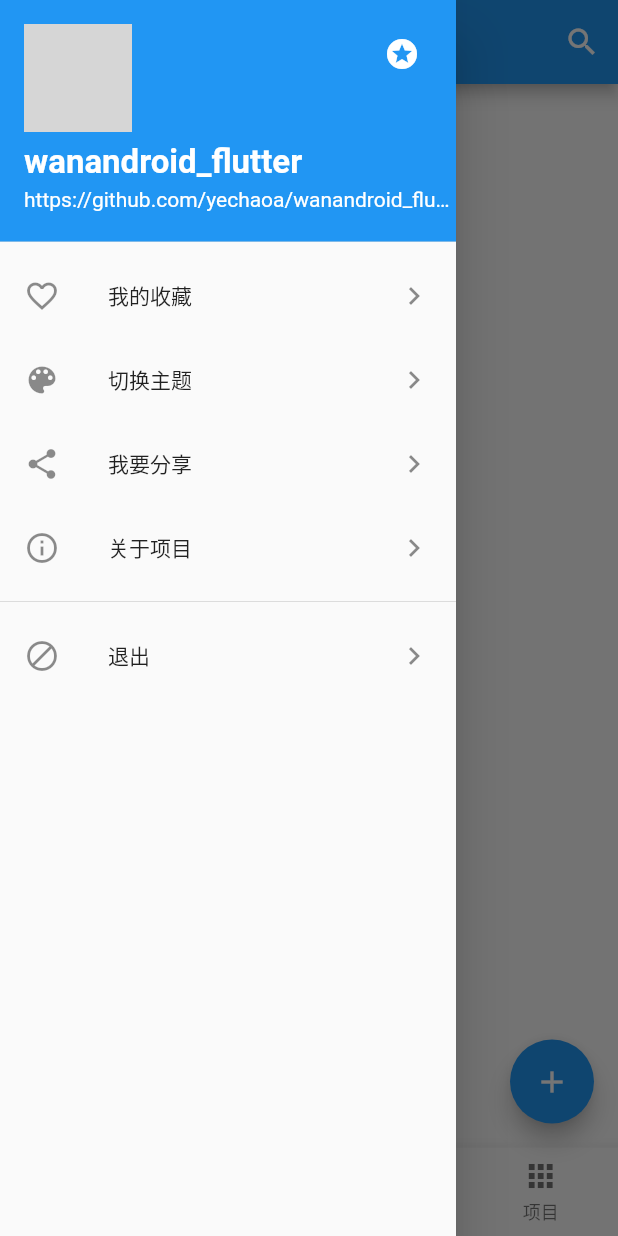
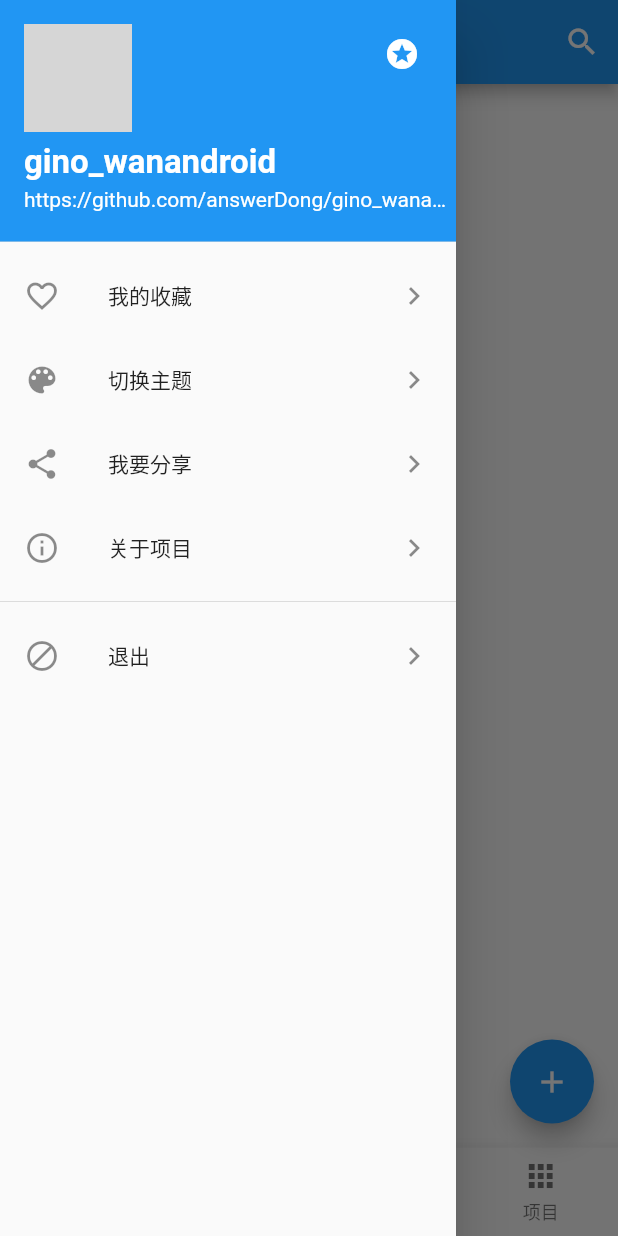
Before and after one commit to answerDong/gino_wanandroid, a Flutter app: the screen it shows after launch, with the side drawer open, on a phone screen of 412 x 824 dp. Run offline on Flutter 3.47's test engine with Material 2 defaults, Android fonts, the phone set to English and light mode, and no system bars; drawn by our look-alikes of easy_refresh; our stand-ins replace card_swiper, cookie_jar, dio, dio_cookie_manager, fluttertoast, share_plus and 3 more; missing offline and left inert: webview_flutter_android; network calls fail; grey boxes are pictures that could not be loaded.

Commit message:
更新其他剩余文件
剩余文件

```diff
--- a/gino_wanandroid/lib/http/http_utils.dart
+++ b/gino_wanandroid/lib/http/http_utils.dart
@@ -25,7 +25,7 @@ class HttpUitls {
 
     //添加配置  cookies管理  拦截器
     dio = Dio(options);
-    // dio.interceptors.add(CookieManager(CookieJar()));
+    dio.interceptors.add(CookieManager(CookieJar()));
     // dio.interceptors.add(InterceptorsWrapper(onRequest: (
     //   options,
     //   handler,
--- a/gino_wanandroid/lib/main.dart
+++ b/gino_wanandroid/lib/main.dart
@@ -224,8 +224,7 @@ class _MyHomePageState extends State<MyHomePage> {
             trailing: Icon(Icons.chevron_right),
             onTap: () {
               Navigator.of(context).pop();
-              Share.share(
-                  '【玩安卓Flutter版】\nhttps://github.com/yechaoa/wanandroid_flutter');
+              Share.share('【玩安卓Flutter版】\nhttps://github.com/answerDong/gino_wanandroid');
             },
           ),
           ListTile(
@@ -370,10 +369,10 @@ class _MyHomePageState extends State<MyHomePage> {
                       color: GinoColors.themeColor[position]["primaryColor"],
                     ),
                     onTap: () async {
+                      //没有实现，改成用provider比较懒，懒得弄了。之后使用get实现。
                       // Provide.value<ThemeProvide>(context).setTheme(position);
                       // //存储主题下标
-                      // SharedPreferences sp =
-                      //     await SharedPreferences.getInstance();
+                      // SharedPreferences sp = await SharedPreferences.getInstance();
                       // sp.setInt("themeIndex", position);
                       // Navigator.of(context).pop();
                     },
--- a/gino_wanandroid/lib/pages/about_pages.dart
+++ b/gino_wanandroid/lib/pages/about_pages.dart
@@ -73,10 +73,7 @@ class AboutPage extends StatelessWidget {
             ],
             flexibleSpace: FlexibleSpaceBar(
               //background: Image.asset("images/a.jpg", fit: BoxFit.fill),
-              background: Image.network(
-                  "https://avatars3.githubusercontent.com/u/19725223?s=400&u=f399a2d73fd0445be63ee6bc1ea4a408a62454f5&v=4",
-                  fit: BoxFit.cover),
-            ),
+              background: Image.asset("lib/res/images/jsy01.jpg",fit: BoxFit.cover,),),
           ),
           SliverFixedExtentList(
             itemExtent: 800.0,
--- a/gino_wanandroid/lib/res/gino_string.dart
+++ b/gino_wanandroid/lib/res/gino_string.dart
@@ -1,11 +1,10 @@
 class GinoStr{
   static String appName="玩安卓";
-  static String proName="wanandroid_flutter";
-  static String github="https://github.com/yechaoa/wanandroid_flutter";
+  static String proName="gino_wanandroid";
+  static String github="https://github.com/answerDong/gino_wanandroid";
   static String home="首页";
   static String tree="体系";
   static String navi="导航";
   static String project="项目";
-
   static String tooltip_search = "搜索";
 }
```
Also changed, not shown: gino_wanandroid/lib/pages/search_pages.dart (added, +274 -0 lines), gino_wanandroid/lib/pages/treedetail_pages.dart (added, +285 -0 lines), gino_wanandroid/lib/res/fonts/mononoki-Regular.ttf (added).
